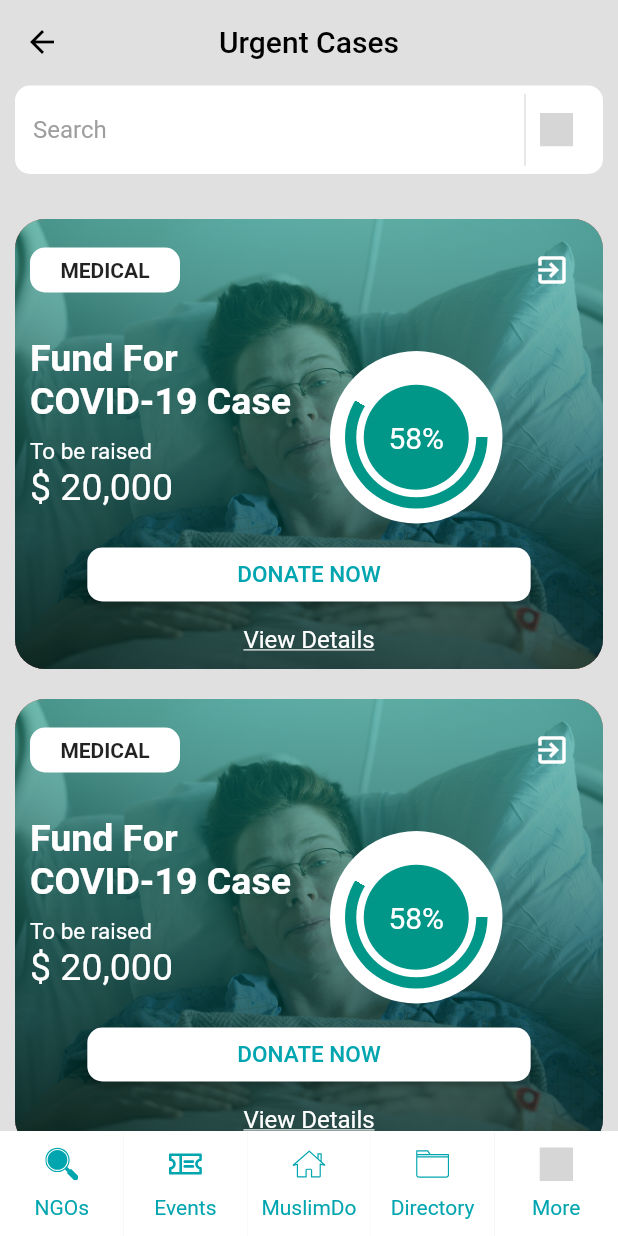
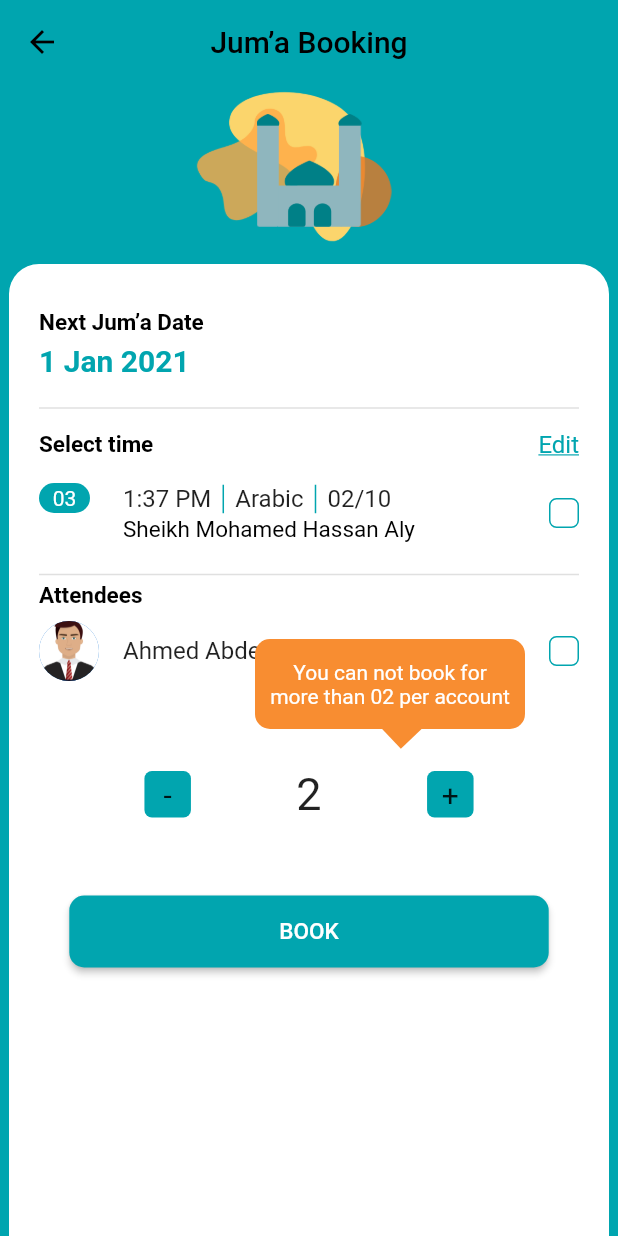
Before and after one commit to Nader15/medical, a Flutter app: the screen it shows after launch, on a phone screen of 412 x 824 dp. Run offline on Flutter 3.47's test engine with Material 2 defaults, Android fonts, the phone set to English and light mode, and no system bars; our stand-ins replace flutter_svg; grey boxes are pictures that could not be loaded.

Commit message:
Jummah screens added

```diff
--- a/lib/main.dart
+++ b/lib/main.dart
@@ -1,8 +1,10 @@
 import 'package:flutter/material.dart';
 import 'package:medical/ui/home_page.dart';
+import 'package:medical/utils/custom_widgets/jummah%20booking.dart';
+import 'package:medical/utils/custom_widgets/jummah.dart';
 
 void main()=>runApp(MaterialApp(
   debugShowCheckedModeBanner: false,
   title: 'Medical-test',
-  home: HomePage(),
+  home: JummahBooking(),
 ));
--- a/lib/ui/home_page.dart
+++ b/lib/ui/home_page.dart
@@ -3,6 +3,7 @@ import 'package:flutter_svg/flutter_svg.dart';
 import 'package:medical/utils/colors_file.dart';
 import 'package:medical/utils/custom_widgets/cases_widget.dart';
 import 'package:medical/utils/custom_widgets/events.dart';
+import 'package:medical/utils/custom_widgets/jummah.dart';
 
 class HomePage extends StatefulWidget {
   @override
@@ -30,9 +31,7 @@ class _HomePageState extends State<HomePage> {
   final items=[
     Cases(),
     Events(),
-    Center(
-      child: Text("MuslimDo"),
-    ),
+    Jummah(),
     Center(
       child: Text("Directory"),
     ),
--- /dev/null
+++ b/lib/utils/custom_widgets/jummah booking.dart
@@ -0,0 +1,390 @@
+import 'package:flutter/cupertino.dart';
+import 'package:flutter/material.dart';
+import 'package:flutter_svg/flutter_svg.dart';
+import 'package:medical/ui/donate_screen.dart';
+import 'package:medical/ui/event_screen.dart';
+import 'package:medical/utils/colors_file.dart';
+import 'package:medical/utils/navigator.dart';
+import '../colors_file.dart';
+import '../colors_file.dart';
+import '../colors_file.dart';
+import '../colors_file.dart';
+import '../colors_file.dart';
+import '../colors_file.dart';
+import '../colors_file.dart';
+import '../colors_file.dart';
+import '../colors_file.dart';
+import '../colors_file.dart';
+import '../colors_file.dart';
+import '../colors_file.dart';
+import '../colors_file.dart';
+
+class JummahBooking extends StatefulWidget {
+  @override
+  _JummahBookingState createState() => _JummahBookingState();
+}
+
+class _JummahBookingState extends State<JummahBooking> {
+  int _value = 02;
+
+  @override
+  Widget build(BuildContext context) {
+    return Scaffold(
+      appBar: AppBar(
+        elevation: 0,
+        leading: IconButton(
+          onPressed: () {},
+          icon: Icon(
+            Icons.arrow_back,
+            color: blackColor,
+          ),
+        ),
+        title: Text(
+          "Jum’a Booking",
+          style: TextStyle(color: blackColor),
+        ),
+        centerTitle: true,
+        backgroundColor: Color(0xff00a5af),
+      ),
+      backgroundColor: Color(0xff00a5af),
+      body: Center(
+        child: Stack(
+          children: [
+            Container(
+              alignment: Alignment.topCenter,
+              child: Image.asset("images/Background1.png", width: 110),
+            ),
+            Container(
+              padding: EdgeInsets.only(right: 70, top: 10),
+              alignment: Alignment.topCenter,
+              child: Image.asset("images/logo1.png", width: 90),
+            ),
+            Container(
+              padding: EdgeInsets.only(top: 20),
+              alignment: Alignment.topCenter,
+              child: Image.asset(
+                "images/logo2.png",
+                width: 70,
+              ),
+            ),
+            Center(
+              child: Padding(
+                padding: const EdgeInsets.only(top: 120),
+                child: Container(
+                  padding: EdgeInsets.all(20),
+                  width: 400,
+                  height: MediaQuery.of(context).size.height,
+                  decoration: BoxDecoration(
+                      color: whiteColor,
+                      borderRadius: BorderRadius.only(
+                        topRight: Radius.circular(20),
+                        topLeft: Radius.circular(20),
+                      )),
+                  child: SingleChildScrollView(
+                    child: Column(
+                      crossAxisAlignment: CrossAxisAlignment.start,
+                      children: [
+                        SizedBox(
+                          height: 10,
+                        ),
+                        Text(
+                          "Next Jum’a Date",
+                          style: TextStyle(
+                              color: blackColor,
+                              fontWeight: FontWeight.bold,
+                              fontSize: 15),
+                        ),
+                        SizedBox(
+                          height: 5,
+                        ),
+                        Text(
+                          "1 Jan 2021",
+                          style: TextStyle(
+                              color: primaryAppColor,
+                              fontWeight: FontWeight.bold,
+                              fontSize: 20),
+                        ),
+                        SizedBox(
+                          height: 5,
+                        ),
+                        Divider(
+                          height: 30,
+                          thickness: 1,
+                        ),
+                        Row(
+                          mainAxisAlignment: MainAxisAlignment.spaceBetween,
+                          children: [
+                            Text(
+                              "Select time",
+                              style: TextStyle(
+                                  color: blackColor,
+                                  fontWeight: FontWeight.bold,
+                                  fontSize: 15),
+                            ),
+                            Container(
+                              alignment: Alignment.center,
+                              child: InkWell(
+                                onTap: () {},
+                                child: RichText(
+                                  text: TextSpan(
+                                    text: "Edit",
+                                    style: TextStyle(
+                                      fontSize: 16,
+                                      color: primaryAppColor,
+                                      decoration: TextDecoration.underline,
+                                    ),
+                                  ),
+                                ),
+                              ),
+                            ),
+                          ],
+                        ),
+                        ListTile(
+                          contentPadding: EdgeInsets.zero,
+                          leading: Container(
+                            alignment: Alignment.center,
+                            width: 34,
+                            height: 20,
+                            decoration: BoxDecoration(
+                                color: primaryAppColor,
+                                borderRadius: BorderRadius.circular(10)),
+                            child: Text(
+                              "03",
+                              style: TextStyle(color: whiteColor),
+                            ),
+                          ),
+                          title: IntrinsicHeight(
+                            child: Row(
+                              children: [
+                                Text(
+                                  "1:37 PM",
+                                ),
+                                VerticalDivider(
+                                  thickness: 1,
+                                  color: primaryAppColor,
+                                ),
+                                Text(
+                                  "Arabic",
+                                ),
+                                VerticalDivider(
+                                  thickness: 1,
+                                  color: primaryAppColor,
+                                ),
+                                Text(
+                                  "02/10",
+                                ),
+                              ],
+                            ),
+                          ),
+                          subtitle: Text(
+                            "Sheikh Mohamed Hassan Aly",
+                            style: TextStyle(fontSize: 15, color: blackColor),
+                          ),
+                          trailing: custom_checkBox(),
+                        ),
+                        Divider(
+                          height: 10,
+                          thickness: 1,
+                        ),
+                        Text(
+                          "Attendees",
+                          style: TextStyle(
+                              color: blackColor,
+                              fontWeight: FontWeight.bold,
+                              fontSize: 15),
+                        ),
+                        ListTile(
+                          contentPadding: EdgeInsets.zero,
+                          leading: CircleAvatar(
+                            backgroundImage: AssetImage("images/avatar.jpg"),
+                          ),
+                          title: Text("Ahmed Abdelrahman "),
+                          trailing: custom_checkBox(),
+                        ),
+                        SizedBox(
+                          height: 50,
+                        ),
+                        Center(
+                          child: Row(
+                            mainAxisAlignment: MainAxisAlignment.spaceEvenly,
+                            children: [
+                              GestureDetector(
+                                onTap: () {
+                                  setState(() {
+                                    if (_value > 1) {
+                                      _value--;
+                                    }
+                                  });
+                                },
+                                child: Container(
+                                  alignment: Alignment.center,
+                                  height: 31,
+                                  width: 31,
+                                  decoration: BoxDecoration(
+                                      color: primaryAppColor,
+                                      borderRadius: BorderRadius.circular(5)),
+                                  child: Text(
+                                    "-",
+                                    style: TextStyle(fontSize: 20),
+                                    textAlign: TextAlign.start,
+                                  ),
+                                ),
+                              ),
+                              Text(
+                                "${_value.toString()}",
+                                style: TextStyle(fontSize: 30),
+                                textAlign: TextAlign.start,
+                              ),
+                              GestureDetector(
+                                onTap: () {
+                                  setState(() {
+                                    if (_value < 2) {
+                                      _value++;
+                                    }
+                                  });
+                                },
+                                child: Container(
+                                  alignment: Alignment.center,
+                                  height: 31,
+                                  width: 31,
+                                  decoration: BoxDecoration(
+                                      color: primaryAppColor,
+                                      borderRadius: BorderRadius.circular(5)),
+                                  child: Text(
+                                    "+",
+                                    style: TextStyle(fontSize: 20),
+                                    textAlign: TextAlign.start,
+                                  ),
+                                ),
+                              ),
+                            ],
+                          ),
+                        ),
+                        SizedBox(
+                          height: 50,
+                        ),
+                        Center(
+                          child: RaisedButton(
+                            padding: EdgeInsets.only(
+                                left: 140, right: 140, top: 15, bottom: 15),
+                            onPressed: () {},
+                            color: primaryAppColor,
+                            shape: RoundedRectangleBorder(
+                                borderRadius: BorderRadius.circular(10.0)),
+                            child: Text(
+                              "BOOK",
+                              style: TextStyle(color: whiteColor, fontSize: 15),
+                            ),
+                          ),
+                        ),
+                        SizedBox(
+                          height: 20,
+                        ),
+                      ],
+                    ),
+                  ),
+                ),
+              ),
+            ),
+            _value == 2
+                ? Container(
+                    child: Stack(
+                      children: [
+                        Transform.rotate(
+                          angle: 238,
+                          child: Container(
+                            margin: EdgeInsets.only(top: 480, left: 90),
+                            alignment: Alignment.center,
+                            width: 50,
+                            height: 50,
+                            color: dustyOrangeTwo,
+                          ),
+                        ),
+                        Container(
+                          margin: EdgeInsets.only(top: 370, left: 170),
+                          alignment: Alignment.center,
+                          padding: EdgeInsets.all(10),
+                          width: 180,
+                          height: 60,
+                          decoration: BoxDecoration(
+                              color: dustyOrangeTwo,
+                              borderRadius: BorderRadius.circular(10)),
+                          child: Text(
+                            "You can not book for more than 02 per account",
+                            style: TextStyle(color: whiteColor),
+                            textAlign: TextAlign.center,
+                          ),
+                        ),
+
+                      ],
+                    ),
+                  )
+                : Container()
+          ],
+        ),
+      ),
+    );
+  }
+
+  bool _isSelected = false;
+
+  GestureDetector custom_checkBox() {
+    return GestureDetector(
+      onTap: () {
+        setState(() {
+          _isSelected = !_isSelected;
+        });
+      },
+      child: _isSelected
+          ? Container(
+              decoration: BoxDecoration(
+                // color: primaryAppColor ,
+                borderRadius: BorderRadius.circular(5),
+                border: Border.all(color: primaryAppColor, width: 1.0),
+              ),
+              width: 20,
+              height: 20,
+              child: Icon(Icons.check, size: 15, color: primaryAppColor),
+            )
+          : Container(
+              decoration: BoxDecoration(
+                  color: Colors.transparent,
+                  borderRadius: BorderRadius.circular(5),
+                  border: Border.all(color: primaryAppColor, width: 1.0)),
+              width: 20,
+              height: 20,
+            ),
+    );
+  }
+
+  Widget bubledContainer(String title) {
+    return Container(
+      child: Stack(
+        children: [
+          Transform.rotate(
+                  angle: 140,
+                  child: Container(
+                    margin: EdgeInsets.only(top: 10, left: 500),
+                    alignment: Alignment.center,
+                    width: 30,
+                    height: 30,
+                    color: Colors.red,
+                  ),
+                ),
+          Container(
+            alignment: Alignment.center,
+            width: 100,
+            height: 65,
+            decoration: BoxDecoration(
+                color:  Colors.green,
+                borderRadius: BorderRadius.circular(5.0)),
+            child: Text(
+              title,
+              style: TextStyle(color: Colors.white, fontSize: 19),
+            ),
+          ),
+        ],
+      ),
+    );
+  }
+}
```
Also changed, not shown: lib/utils/custom_widgets/jummah.dart (added, +287 -0 lines), images/Background1.png (added), images/avatar.jpg (added), images/logo1.png (added), images/logo2.png (added).
